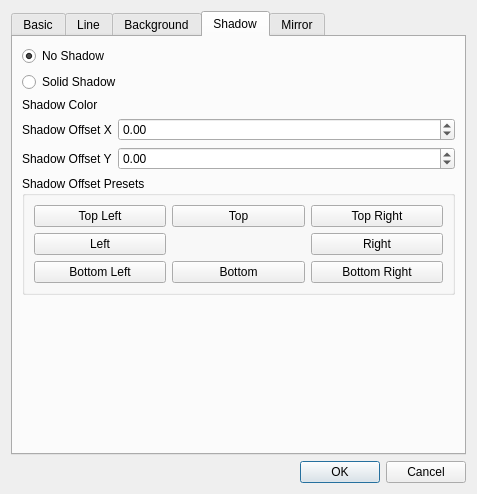
First picture: the form in src/items/GenericItemConfig.ui, repository google-code-export/dviz, before the edit.
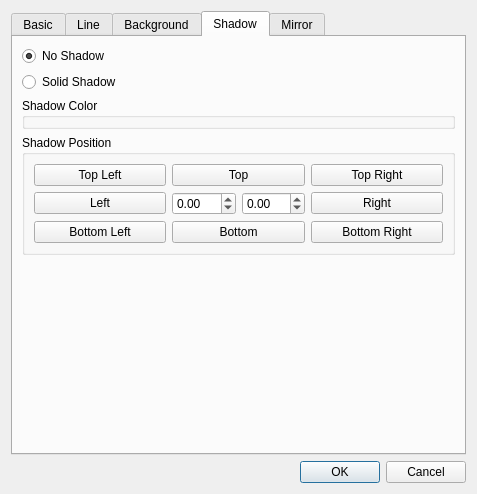
Second picture: the form after the edit. The open tabs and pages were chosen to show the change. Icons and pictures are not drawn.

Commit message: Added drag&drop support to SlideGroupListModel

Patch:
```diff
--- a/src/items/GenericItemConfig.ui
+++ b/src/items/GenericItemConfig.ui
@@ -627,60 +627,16 @@
         </widget>
        </item>
        <item>
-        <layout class="QFormLayout" name="formLayout_2">
-         <property name="labelAlignment">
-          <set>Qt::AlignLeading|Qt::AlignLeft|Qt::AlignVCenter</set>
+        <widget class="QGroupBox" name="shadowColorGb">
+         <property name="title">
+          <string>Shadow Color</string>
          </property>
-         <item row="0" column="0">
-          <widget class="QLabel" name="label_3">
-           <property name="text">
-            <string>Shadow Color</string>
-           </property>
-          </widget>
-         </item>
-         <item row="0" column="1">
-          <widget class="QWidget" name="shadowColorPlaceholder" native="true"/>
-         </item>
-         <item row="1" column="0">
-          <widget class="QLabel" name="label_4">
-           <property name="text">
-            <string>Shadow Offset X</string>
-           </property>
-          </widget>
-         </item>
-         <item row="1" column="1">
-          <widget class="QDoubleSpinBox" name="shadowXOffsetBox">
-           <property name="minimum">
-            <double>-99.989999999999995</double>
-           </property>
-           <property name="singleStep">
-            <double>0.500000000000000</double>
-           </property>
-          </widget>
-         </item>
-         <item row="2" column="0">
-          <widget class="QLabel" name="label_6">
-           <property name="text">
-            <string>Shadow Offset Y</string>
-           </property>
-          </widget>
-         </item>
-         <item row="2" column="1">
-          <widget class="QDoubleSpinBox" name="shadowYOffsetBox">
-           <property name="minimum">
-            <double>-99.989999999999995</double>
-           </property>
-           <property name="singleStep">
-            <double>0.500000000000000</double>
-           </property>
-          </widget>
-         </item>
-        </layout>
+        </widget>
        </item>
        <item>
         <widget class="QGroupBox" name="groupBox_6">
          <property name="title">
-          <string>Shadow Offset Presets</string>
+          <string>Shadow Position</string>
          </property>
          <layout class="QVBoxLayout" name="verticalLayout_18">
           <item>
@@ -741,6 +697,41 @@
               </property>
              </widget>
             </item>
+            <item row="1" column="1">
+             <widget class="QWidget" name="widget" native="true">
+              <layout class="QHBoxLayout" name="horizontalLayout">
+               <property name="margin">
+                <number>0</number>
+               </property>
+               <item>
+                <widget class="QDoubleSpinBox" name="shadowXOffsetBox">
+                 <property name="toolTip">
+                  <string>Horizontal position of the shadow, relative to the item</string>
+                 </property>
+                 <property name="minimum">
+                  <double>-99.989999999999995</double>
+                 </property>
+                 <property name="singleStep">
+                  <double>0.500000000000000</double>
+                 </property>
+                </widget>
+               </item>
+               <item>
+                <widget class="QDoubleSpinBox" name="shadowYOffsetBox">
+                 <property name="toolTip">
+                  <string>Vertical position of the shadow, relative to the item</string>
+                 </property>
+                 <property name="minimum">
+                  <double>-99.989999999999995</double>
+                 </property>
+                 <property name="singleStep">
+                  <double>0.500000000000000</double>
+                 </property>
+                </widget>
+               </item>
+              </layout>
+             </widget>
+            </item>
            </layout>
           </item>
          </layout>
```
Left out of the diff: 22 changed lines with no effect on the pictures. The commit also changes 12 other files.
